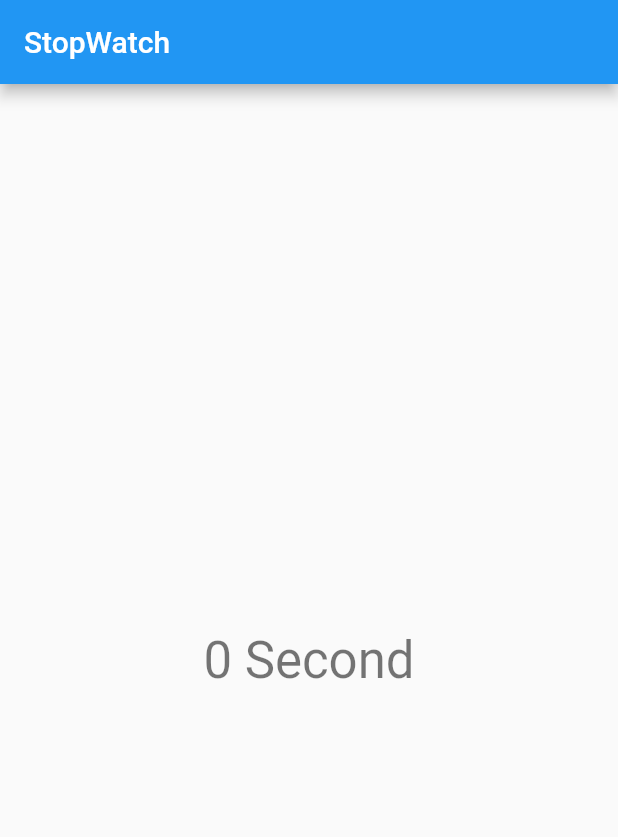
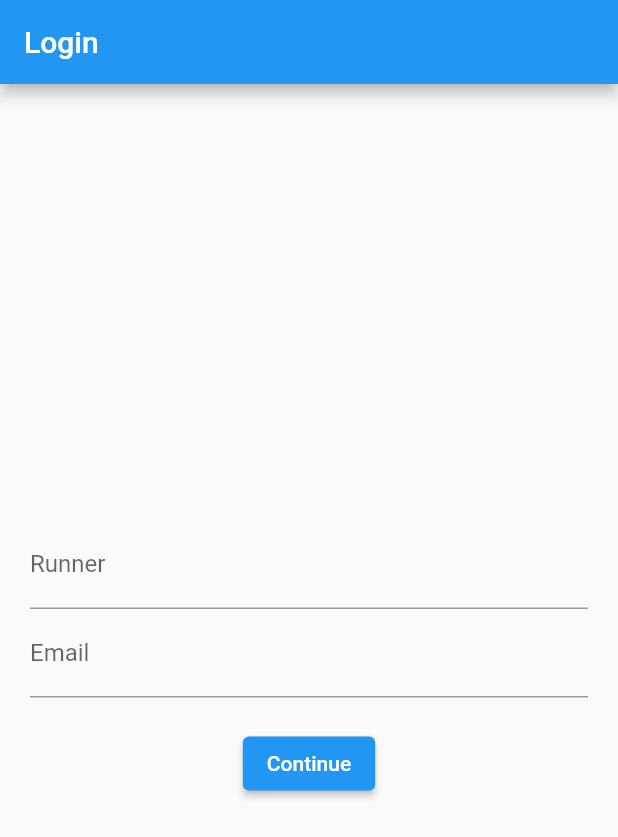
Before and after one commit to amrabdalfatah/StopWatch, a Flutter app: the screen it shows after launch, on a phone screen of 412 x 824 dp. Shown: the top 837 px of the screen. Run offline on Flutter 3.47's test engine with Material 2 defaults, Android fonts, the phone set to English and light mode, and no system bars.

Commit message:
Finish The App

```diff
--- /dev/null
+++ b/lib/login_screen.dart
@@ -0,0 +1,84 @@
+import 'package:flutter/material.dart';
+import 'package:stopwatch/stopwatch.dart';
+
+class LoginScreen extends StatefulWidget {
+  static const route = '/login';
+
+  const LoginScreen({super.key});
+
+  @override
+  State<LoginScreen> createState() => _LoginScreenState();
+}
+
+class _LoginScreenState extends State<LoginScreen> {
+  final _nameController = TextEditingController();
+  final _emailController = TextEditingController();
+  final _formKey = GlobalKey<FormState>();
+
+  bool loggedIn = false;
+  String name = '';
+
+  void _validate() {
+    final form = _formKey.currentState;
+    if (!form!.validate()) {
+      return;
+    }
+    final name = _nameController.text;
+    Navigator.of(context).pushReplacementNamed(
+      StopWatch.route,
+      arguments: name,
+    );
+  }
+
+  @override
+  Widget build(BuildContext context) {
+    return Scaffold(
+      appBar: AppBar(
+        title: const Text('Login'),
+      ),
+      body: Center(
+        child: _buildLoginForm(),
+      ),
+    );
+  }
+
+  Widget _buildLoginForm() {
+    return Form(
+      key: _formKey,
+      child: Padding(
+        padding: const EdgeInsets.all(20),
+        child: Column(
+          mainAxisAlignment: MainAxisAlignment.center,
+          children: [
+            TextFormField(
+              controller: _nameController,
+              decoration: const InputDecoration(labelText: 'Runner'),
+              validator: (text) =>
+                  text!.isEmpty ? 'Enter the runner\'s name.' : null,
+            ),
+            TextFormField(
+              controller: _emailController,
+              keyboardType: TextInputType.emailAddress,
+              decoration: const InputDecoration(labelText: 'Email'),
+              validator: (text) {
+                if (text!.isEmpty) {
+                  return 'Enter the runner\'s email.';
+                }
+                final regex = RegExp('[^@]+@[^\.]+\..+');
+                if (!regex.hasMatch(text)) {
+                  return 'Enter a valid email';
+                }
+                return null;
+              },
+            ),
+            const SizedBox(height: 20),
+            ElevatedButton(
+              onPressed: _validate,
+              child: const Text('Continue'),
+            ),
+          ],
+        ),
+      ),
+    );
+  }
+}
--- a/lib/main.dart
+++ b/lib/main.dart
@@ -1,4 +1,5 @@
 import 'package:flutter/material.dart';
+import 'package:stopwatch/login_screen.dart';
 import 'package:stopwatch/stopwatch.dart';
 
 void main() {
@@ -10,8 +11,14 @@ class StopWatchApp extends StatelessWidget {
 
   @override
   Widget build(BuildContext context) {
-    return const MaterialApp(
-      home: StopWatch(),
+    return MaterialApp(
+      debugShowCheckedModeBanner: false,
+      routes: {
+        '/': (context) => const LoginScreen(),
+        LoginScreen.route: (context) => const LoginScreen(),
+        StopWatch.route: (context) => const StopWatch(),
+      },
+      initialRoute: '/',
     );
   }
 }
```
Also changed, not shown: lib/platform_alert.dart (added, +53 -0 lines), lib/stopwatch.dart (+192 -10 lines), 1 other file.
